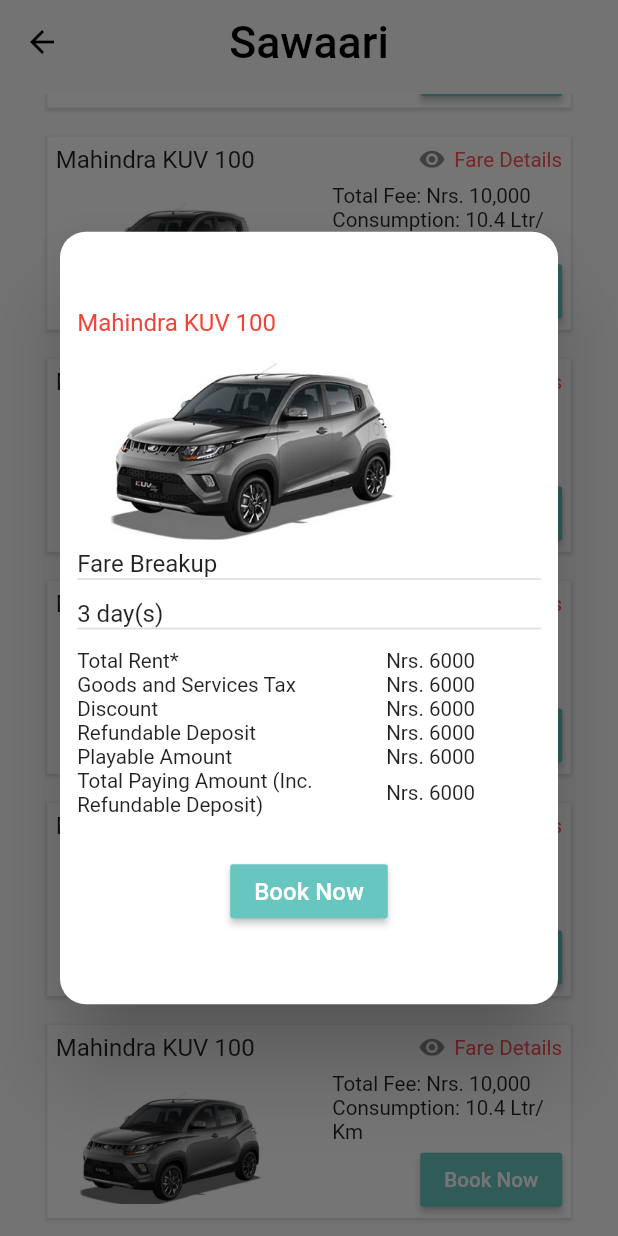
After one commit to bprayush/Saawari, a Flutter app: the SearchResultsPage screen opened by its route, scrolled down 422 dp, after a tap on "Fare Details", on a phone screen of 412 x 824 dp. The commit adds this screen. Run offline on Flutter 3.47's test engine with Material 2 defaults, Android fonts, the phone set to English and light mode, and no system bars; our stand-ins replace flutter_screenutil; missing offline and left inert: map_view.

Commit message:
Finished fare details

```diff
--- a/lib/main.dart
+++ b/lib/main.dart
@@ -4,6 +4,7 @@ import 'package:sawari/src/pages/delivery_selection_page/delivery_selection_page
 import 'package:sawari/src/pages/getting_started/getting_started.dart';
 import 'package:sawari/src/pages/home_page/home_page.dart';
 import 'package:sawari/src/pages/login/login.dart';
+import 'package:sawari/src/pages/search_results/search_results.dart';
 import 'package:sawari/src/pages/sign_up/sign_up.dart';
 import 'package:sawari/src/pages/vehicle_date_selection_page/vehicle_date_selection.dart';
 
@@ -25,6 +26,7 @@ class SawariApp extends StatelessWidget {
         AppRoutes.VEHICLE_DATE_SELECTION_PAGE: (context) =>
             VehicleDateSelectionpage(),
         AppRoutes.DELIVERY_SELECTION_PAGE: (context) => DeliverySelectionPage(),
+        AppRoutes.SEARCH_RESULTS_PAGE: (context) => SearchResultsPage(),
       },
     );
   }
--- a/lib/src/assets/images.dart
+++ b/lib/src/assets/images.dart
@@ -16,4 +16,5 @@ class Images {
   static const String onboarding4 = 'assets/images/onboarding4.png';
   static const String pokhara = 'assets/images/pokhara.jpg';
   static const String scooter = 'assets/images/scooter.png';
+  static const String mahindra = 'assets/images/mahindra.png';
 }
--- a/lib/src/assets/routes.dart
+++ b/lib/src/assets/routes.dart
@@ -6,4 +6,5 @@ class AppRoutes {
   static const String VEHICLE_DATE_SELECTION_PAGE =
       '/app/vehicle-date-selection';
   static const String DELIVERY_SELECTION_PAGE = 'app/delivery-selection';
+  static const String SEARCH_RESULTS_PAGE = 'app/search-result';
 }
--- a/lib/src/pages/delivery_selection_page/delivery_selection_page.dart
+++ b/lib/src/pages/delivery_selection_page/delivery_selection_page.dart
@@ -1,7 +1,6 @@
 import 'package:flutter/material.dart';
 import 'package:flutter_screenutil/flutter_screenutil.dart';
 import 'package:sawari/src/assets/assets.dart';
-import 'package:sawari/src/pages/maps_test/maps_test.dart';
 import 'package:sawari/src/widgets/selection_scaffold/selection_scaffold.dart';
 
 class DeliverySelectionPage extends StatefulWidget {
@@ -205,10 +204,8 @@ class _DeliverySelectionPageState extends State<DeliverySelectionPage>
                       Center(
                         child: RaisedButton(
                           onPressed: () {
-                            Navigator.of(context).push(
-                              MaterialPageRoute(
-                                builder: (context) => MapTest(),
-                              ),
+                            Navigator.of(context).pushNamed(
+                              AppRoutes.SEARCH_RESULTS_PAGE,
                             );
                           },
                           color: Colors.lime,
--- a/lib/src/pages/maps_test/maps_test.dart
+++ b/lib/src/pages/maps_test/maps_test.dart
@@ -11,7 +11,7 @@ import 'package:map_view/polyline.dart';
 /// - Static Maps API
 /// - Android Maps API
 /// - iOS Maps API
-const API_KEY = "<your-api-key>";
+const API_KEY = "AIzaSyDXKcJW8HVBwFeX4lskLcvMg7MFam8jdUI";
 
 class MapTest extends StatefulWidget {
   @override
--- /dev/null
+++ b/lib/src/pages/search_results/search_results.dart
@@ -0,0 +1,65 @@
+import 'package:flutter/material.dart';
+import 'package:flutter_screenutil/flutter_screenutil.dart';
+import 'package:sawari/src/assets/assets.dart';
+import 'package:sawari/src/widgets/logo/logo.dart';
+import 'package:sawari/src/widgets/vehicle_search_card/vehicle_search_card.dart';
+
+class SearchResultsPage extends StatefulWidget {
+  @override
+  _SearchResultsPageState createState() => _SearchResultsPageState();
+}
+
+class _SearchResultsPageState extends State<SearchResultsPage> {
+  @override
+  Widget build(BuildContext context) {
+    ScreenUtil.instance = ScreenUtil(
+      width: ScreenSize.screenWidth,
+      height: ScreenSize.screenHeight,
+      allowFontScaling: true,
+    )..init(context);
+
+    return Scaffold(
+      appBar: AppBar(
+        elevation: 0,
+        backgroundColor: Colors.transparent,
+        automaticallyImplyLeading: false,
+        leading: IconButton(
+          icon: Icon(
+            Icons.arrow_back,
+            color: Colors.black,
+          ),
+          onPressed: () {
+            Navigator.of(context).pop();
+          },
+        ),
+        centerTitle: true,
+        title: Logo(
+          color: Colors.black,
+        ),
+      ),
+      body: Padding(
+        padding: EdgeInsets.only(
+          left: ScreenUtil().setHeight(20),
+          right: ScreenUtil().setHeight(20),
+          top: ScreenUtil().setHeight(5),
+        ),
+        child: ListView.builder(
+          physics: BouncingScrollPhysics(),
+          itemCount: 8,
+          itemBuilder: (context, index) {
+            return VehicleSearchCard(
+              image: Images.mahindra,
+              consumption: 10.4,
+              name: 'Mahindra KUV 100',
+              price: '10,000',
+              days: 3,
+              book: () {
+                // Booking function goes here
+              },
+            );
+          },
+        ),
+      ),
+    );
+  }
+}
--- /dev/null
+++ b/lib/src/widgets/sawaari_table_row/saawari_table_row.dart
@@ -0,0 +1,24 @@
+import 'package:flutter/material.dart';
+import 'package:sawari/src/assets/assets.dart';
+
+TableRow sawaariTableRow({
+  @required String title,
+  @required String value,
+}) {
+  return TableRow(
+    children: [
+      Text(
+        '$title',
+        style: TextStyle(
+          fontSize: FontSize.fontSize12,
+        ),
+      ),
+      Text(
+        'Nrs. $value',
+        style: TextStyle(
+          fontSize: FontSize.fontSize12,
+        ),
+      ),
+    ],
+  );
+}
--- /dev/null
+++ b/lib/src/widgets/vehicle_search_card/vehicle_search_card.dart
@@ -0,0 +1,265 @@
+import 'package:flutter/material.dart';
+import 'package:flutter_screenutil/flutter_screenutil.dart';
+import 'package:sawari/src/assets/assets.dart';
+import 'package:sawari/src/widgets/sawaari_table_row/saawari_table_row.dart';
+
+class VehicleSearchCard extends StatelessWidget {
+  final String image;
+  final String name;
+  final String price;
+  final double consumption;
+  final Function book;
+  final int days;
+
+  const VehicleSearchCard({
+    Key key,
+    @required this.name,
+    @required this.price,
+    @required this.consumption,
+    @required this.image,
+    @required this.days,
+    this.book,
+  }) : super(key: key);
+
+  @override
+  Widget build(BuildContext context) {
+    ScreenUtil.instance = ScreenUtil(
+      width: ScreenSize.screenWidth,
+      height: ScreenSize.screenHeight,
+      allowFontScaling: true,
+    )..init(context);
+
+    return Container(
+      padding: EdgeInsets.all(ScreenUtil().setWidth(5)),
+      margin: EdgeInsets.only(
+        top: ScreenUtil().setHeight(5),
+        left: ScreenUtil().setWidth(5),
+        right: ScreenUtil().setWidth(5),
+        bottom: ScreenUtil().setHeight(10),
+      ),
+      height: ScreenUtil().setHeight(100),
+      decoration: BoxDecoration(
+        color: Colors.white,
+        boxShadow: [
+          BoxShadow(
+            blurRadius: 1,
+            color: Colors.black12,
+            offset: Offset(0, 1),
+            spreadRadius: 1,
+          ),
+        ],
+      ),
+      child: Column(
+        mainAxisAlignment: MainAxisAlignment.center,
+        crossAxisAlignment: CrossAxisAlignment.start,
+        children: <Widget>[
+          Row(
+            mainAxisAlignment: MainAxisAlignment.spaceBetween,
+            crossAxisAlignment: CrossAxisAlignment.center,
+            children: <Widget>[
+              Text(
+                '$name',
+                style: TextStyle(
+                  fontSize: FontSize.fontSize14,
+                ),
+              ),
+              Expanded(child: SizedBox()),
+              Icon(
+                Icons.remove_red_eye,
+                color: Colors.black45,
+                size: FontSize.fontSize16,
+              ),
+              SizedBox(width: ScreenUtil().setWidth(5)),
+              GestureDetector(
+                onTap: () {
+                  showDialog(
+                    context: context,
+                    builder: (context) {
+                      return Dialog(
+                        backgroundColor: Colors.white,
+                        shape: RoundedRectangleBorder(
+                          borderRadius: BorderRadius.circular(
+                            ScreenUtil().setWidth(15),
+                          ),
+                        ),
+                        child: Container(
+                          padding: EdgeInsets.all(
+                            ScreenUtil().setWidth(10),
+                          ),
+                          width: ScreenUtil().setWidth(300),
+                          height: ScreenUtil().setHeight(400),
+                          child: Column(
+                            mainAxisAlignment: MainAxisAlignment.center,
+                            crossAxisAlignment: CrossAxisAlignment.start,
+                            children: <Widget>[
+                              Text(
+                                '$name',
+                                style: TextStyle(
+                                  color: Colors.red,
+                                  fontSize: FontSize.fontSize14,
+                                ),
+                              ),
+                              SizedBox(height: ScreenUtil().setHeight(5)),
+                              Image.asset(
+                                image,
+                                width: ScreenUtil().setWidth(200),
+                                height: ScreenUtil().setHeight(100),
+                                fit: BoxFit.cover,
+                              ),
+                              SizedBox(height: ScreenUtil().setHeight(5)),
+                              Text(
+                                'Fare Breakup',
+                                style: TextStyle(
+                                  fontSize: FontSize.fontSize14,
+                                ),
+                              ),
+                              Container(
+                                height: ScreenUtil().setSp(1),
+                                color: Colors.black12,
+                              ),
+                              SizedBox(height: ScreenUtil().setHeight(10)),
+                              Text(
+                                '$days day(s)',
+                                style: TextStyle(
+                                  fontSize: FontSize.fontSize14,
+                                ),
+                              ),
+                              Container(
+                                height: ScreenUtil().setSp(1),
+                                color: Colors.black12,
+                              ),
+                              SizedBox(height: ScreenUtil().setHeight(10)),
+                              Table(
+                                defaultVerticalAlignment:
+                                    TableCellVerticalAlignment.middle,
+                                columnWidths: {
+                                  0: FixedColumnWidth(
+                                    ScreenUtil().setWidth(180),
+                                  ),
+                                },
+                                children: [
+                                  sawaariTableRow(
+                                    title: 'Total Rent*',
+                                    value: '6000',
+                                  ),
+                                  sawaariTableRow(
+                                    title: 'Goods and Services Tax',
+                                    value: '6000',
+                                  ),
+                                  sawaariTableRow(
+                                    title: 'Discount',
+                                    value: '6000',
+                                  ),
+                                  sawaariTableRow(
+                                    title: 'Refundable Deposit',
+                                    value: '6000',
+                                  ),
+                                  sawaariTableRow(
+                                    title: 'Playable Amount',
+                                    value: '6000',
+                                  ),
+                                  sawaariTableRow(
+                                    title:
+                                        'Total Paying Amount (Inc. Refundable Deposit)',
+                                    value: '6000',
+                                  ),
+                                ],
+                              ),
+                              SizedBox(
+                                height: ScreenUtil().setHeight(20),
+                              ),
+                              Center(
+                                child: RaisedButton(
+                                  onPressed: () {},
+                                  color: Color(AppColors.GREEN),
+                                  child: Text(
+                                    'Book Now',
+                                    style: TextStyle(
+                                      color: Colors.white,
+                                      fontSize: FontSize.fontSize14,
+                                    ),
+                                  ),
+                                ),
+                              ),
+                            ],
+                          ),
+                        ),
+                      );
+                    },
+                  );
+                },
+                behavior: HitTestBehavior.opaque,
+                child: Text(
+                  'Fare Details',
+                  style: TextStyle(
+                    fontSize: FontSize.fontSize12,
+                    color: Colors.redAccent,
+                  ),
+                ),
+              )
+            ],
+          ),
+          SizedBox(height: ScreenUtil().setHeight(5)),
+          Row(
+            mainAxisAlignment: MainAxisAlignment.spaceBetween,
+            crossAxisAlignment: CrossAxisAlignment.center,
+            children: <Widget>[
+              Container(
+                width: 150,
+                height: 80,
+                decoration: BoxDecoration(
+                  image: DecorationImage(
+                    fit: BoxFit.cover,
+                    image: AssetImage(
+                      image,
+                    ),
+                  ),
+                ),
+              ),
+              SizedBox(
+                width: ScreenUtil().setWidth(30),
+              ),
+              Expanded(
+                child: Column(
+                  mainAxisAlignment: MainAxisAlignment.center,
+                  crossAxisAlignment: CrossAxisAlignment.start,
+                  children: <Widget>[
+                    Text(
+                      'Total Fee: Nrs. $price',
+                      style: TextStyle(
+                        fontSize: FontSize.fontSize12,
+                      ),
+                    ),
+                    Text(
+                      'Consumption: $consumption Ltr/Km',
+                      style: TextStyle(
+                        fontSize: FontSize.fontSize12,
+                      ),
+                    ),
+                    Row(
+                      mainAxisAlignment: MainAxisAlignment.end,
+                      children: <Widget>[
+                        RaisedButton(
+                          color: Color(AppColors.GREEN),
+                          onPressed: book,
+                          child: Text(
+                            'Book Now',
+                            style: TextStyle(
+                              color: Colors.white,
+                              fontSize: FontSize.fontSize12,
+                            ),
+                          ),
+                        ),
+                      ],
+                    ),
+                  ],
+                ),
+              ),
+            ],
+          ),
+        ],
+      ),
+    );
+    ;
+  }
+}
```
Also changed, not shown: assets/images/mahindra.png (added), 2 other files.
